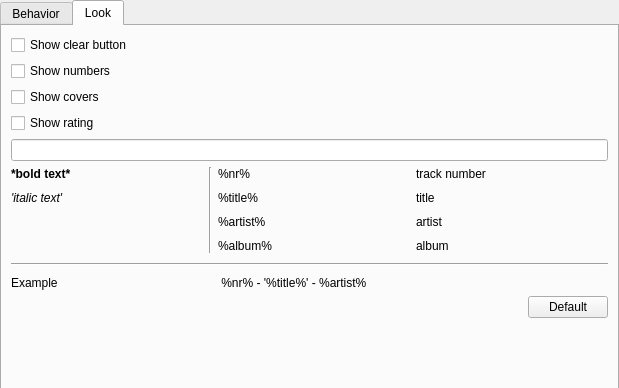
Above: src/Gui/Preferences/Playlist/GUI_PlaylistPreferences.ui from Inferno214221/sayonara-player before the change; both pictures show x 0 to 619 and y 0 to 388 of the 619 by 647 pixel window. Below: the same form after it.
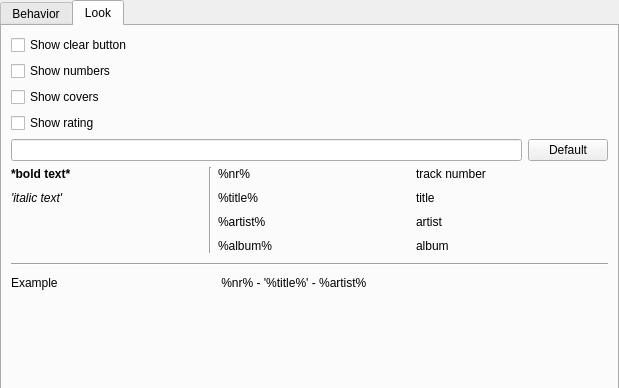
That is the form after the change. The open tabs and pages were chosen to show the change.

Patch:
```diff
--- a/src/Gui/Preferences/Playlist/GUI_PlaylistPreferences.ui
+++ b/src/Gui/Preferences/Playlist/GUI_PlaylistPreferences.ui
@@ -133,29 +133,6 @@
        <string>Look</string>
       </attribute>
       <layout class="QGridLayout" name="gridLayout_3">
-       <item row="4" column="0" colspan="2">
-        <widget class="QLineEdit" name="le_expression"/>
-       </item>
-       <item row="6" column="1">
-        <widget class="QPushButton" name="btn_default">
-         <property name="text">
-          <string notr="true">Default</string>
-         </property>
-        </widget>
-       </item>
-       <item row="6" column="0">
-        <spacer name="horizontalSpacer">
-         <property name="orientation">
-          <enum>Qt::Horizontal</enum>
-         </property>
-         <property name="sizeHint" stdset="0">
-          <size>
-           <width>40</width>
-           <height>20</height>
-          </size>
-         </property>
-        </spacer>
-       </item>
        <item row="1" column="0" colspan="2">
         <widget class="QCheckBox" name="cb_show_numbers">
          <property name="text">
@@ -163,7 +140,10 @@
          </property>
         </widget>
        </item>
-       <item row="7" column="0">
+       <item row="4" column="0">
+        <widget class="QLineEdit" name="le_expression"/>
+       </item>
+       <item row="6" column="0">
         <spacer name="verticalSpacer">
          <property name="orientation">
           <enum>Qt::Vertical</enum>
@@ -302,6 +282,13 @@
          </property>
         </widget>
        </item>
+       <item row="4" column="1">
+        <widget class="QPushButton" name="btn_default">
+         <property name="text">
+          <string notr="true">Default</string>
+         </property>
+        </widget>
+       </item>
        <item row="2" column="0">
         <widget class="QCheckBox" name="cb_show_covers">
          <property name="text">
```
Left out of the diff: 3 changed lines with no effect on the pictures.
